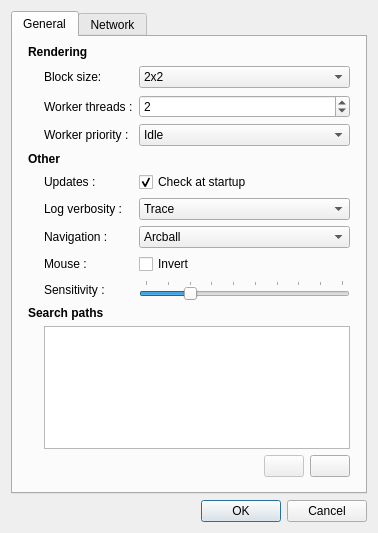
The window that src/qtgui/programsettingsdlg.ui (mitsuba-renderer/mitsuba) describes before a commit, drawn with Qt 5.
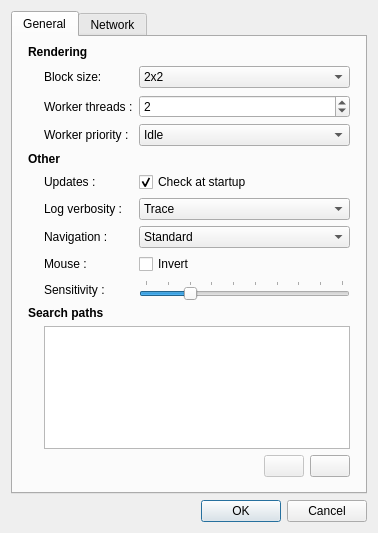
The same window after the commit. Icons and pictures are not drawn.

What changed in the file:
```diff
--- a/src/qtgui/programsettingsdlg.ui
+++ b/src/qtgui/programsettingsdlg.ui
@@ -489,12 +489,7 @@
          </property>
          <item>
           <property name="text">
-           <string>Arcball</string>
-          </property>
-         </item>
-         <item>
-          <property name="text">
-           <string>First person (Fix yaw)</string>
+           <string>Standard</string>
           </property>
          </item>
          <item>
```
Left out of the diff: 12 changed lines with no effect on the pictures.
